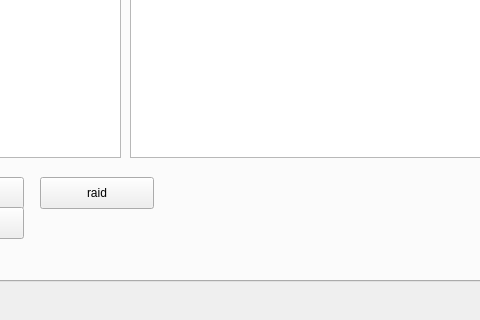
The window that mainwindow.ui (Arus12316/sabotv2) describes before a commit, drawn with Qt 5; both pictures show x 832 to 1312 and y 266 to 586 of the 1414 by 586 pixel window.
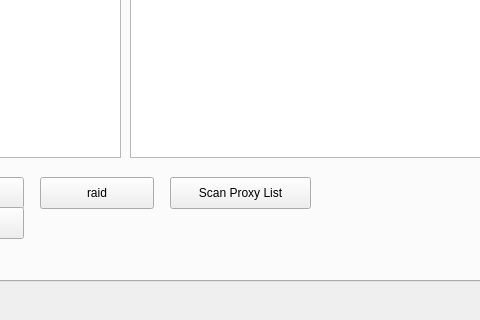
The same window after the commit.

Commit message: Added a proxy scanner and a basic flood detector (messages).

Patch:
```diff
--- a/mainwindow.ui
+++ b/mainwindow.ui
@@ -347,6 +347,19 @@
        <string>raid</string>
       </property>
      </widget>
+     <widget class="QPushButton" name="proxyScanButton">
+      <property name="geometry">
+       <rect>
+        <x>1000</x>
+        <y>400</y>
+        <width>141</width>
+        <height>32</height>
+       </rect>
+      </property>
+      <property name="text">
+       <string>Scan Proxy List</string>
+      </property>
+     </widget>
     </widget>
    </widget>
   </widget>
```
Left out of the diff: 2 changed lines with no effect on the pictures. The commit also changes 12 other files.
